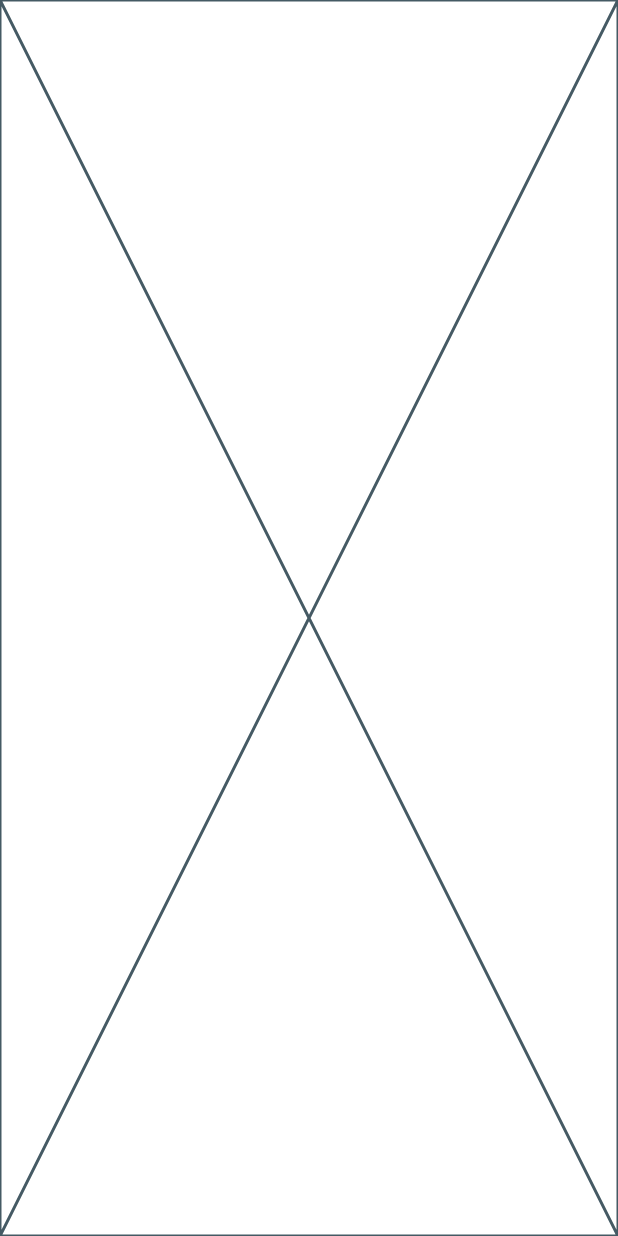
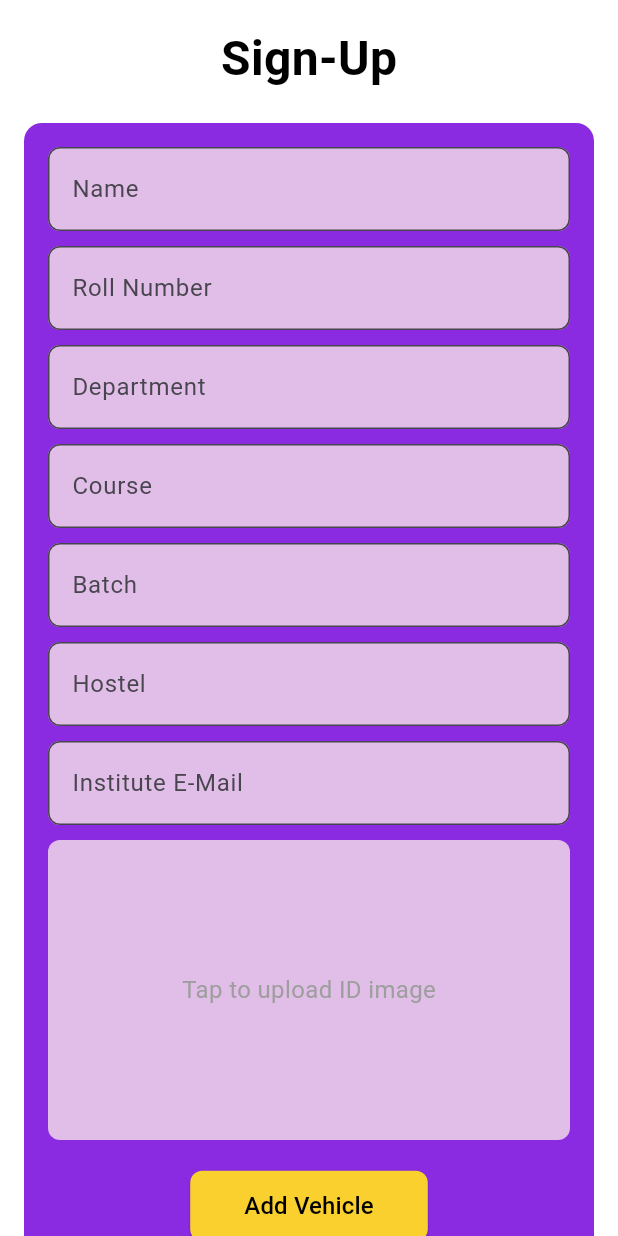
Before and after one commit to COPS-IITBHU/Digital-Entry-System, a Flutter app: the screen it shows after launch, on a phone screen of 412 x 824 dp. Run offline on Flutter 3.47's test engine with Material 3 defaults, Android fonts, the phone set to English and light mode, and no system bars; our stand-ins replace image_picker.

Commit message:
completed 2 models and few pages

```diff
--- /dev/null
+++ b/client/lib/Models/logs.dart
@@ -0,0 +1,31 @@
+class Log {
+  final int id;
+  final String date;
+  final String time;
+  final String location;
+
+  Log({
+    required this.id,
+    required this.date,
+    required this.time,
+    required this.location,
+  });
+
+  factory Log.fromJson(Map<String, dynamic> json) {
+    return Log(
+      id: json['id'],
+      date: json['date'],
+      time: json['time'],
+      location: json['location'],
+    );
+  }
+
+  Map<String, dynamic> toJson() {
+    return {
+      'id': id,
+      'date': date,
+      'time': time,
+      'location': location,
+    };
+  }
+}
--- a/client/lib/Models/student.dart
+++ b/client/lib/Models/student.dart
@@ -0,0 +1,57 @@
+import "package:client/Models/logs.dart";
+class Student {
+  final int id;
+  final String name;
+  final int age;
+  final String department;
+  final String course;
+  final int year;
+  final List<Log> logs;
+  final List<String> vehicles;
+  final String imageUrl;
+
+  Student({
+    required this.id,
+    required this.name,
+    required this.age,
+    required this.department,
+    required this.course,
+    required this.year,
+    required this.logs,
+    required this.vehicles,
+    required this.imageUrl,
+  });
+
+  factory Student.fromJson(Map<String, dynamic> json) {
+    var logList = json['logs'] as List;
+    List<Log> logs = logList.map((log) => Log.fromJson(log)).toList();
+
+    var vehicleList = List<String>.from(json['vehicles']);
+
+    return Student(
+      id: json['id'],
+      name: json['name'],
+      age: json['age'],
+      department: json['Department'],
+      course: json['Course'],
+      year: json['Year'],
+      logs: logs,
+      vehicles: vehicleList,
+      imageUrl: json['imageUrl'],
+    );
+  }
+
+  Map<String, dynamic> toJson() {
+    return {
+      'id': id,
+      'name': name,
+      'age': age,
+      'Department': department,
+      'Course': course,
+      'Year': year,
+      'logs': logs.map((log) => log.toJson()).toList(),
+      'vehicles': vehicles,
+      'imageUrl': imageUrl,
+    };
+  }
+}
--- a/client/lib/Screens/signup.dart
+++ b/client/lib/Screens/signup.dart
@@ -0,0 +1,170 @@
+import 'package:flutter/material.dart';
+import 'package:image_picker/image_picker.dart';
+import 'dart:io'; // For working with image files
+
+class SignUpPage extends StatefulWidget {
+  const SignUpPage({super.key});
+
+  @override
+  _SignUpPageState createState() => _SignUpPageState();
+  //TODO: Resolve this while setting up API
+}
+
+class _SignUpPageState extends State<SignUpPage> {
+  File? _selectedImage; // For storing the selected image
+
+  // Function to pick an image using ImagePicker
+  Future<void> _pickImage() async {
+    final picker = ImagePicker();
+    final pickedFile = await picker.pickImage(source: ImageSource.gallery);
+
+    if (pickedFile != null) {
+      setState(() {
+        _selectedImage = File(pickedFile.path);
+      });
+    }
+  }
+
+  @override
+  Widget build(BuildContext context) {
+    return MaterialApp(
+      home: Scaffold(
+        backgroundColor: Colors.white,
+        body: Center(
+          child: SingleChildScrollView(
+            child: Padding(
+              padding: const EdgeInsets.all(16.0),
+              child: Column(
+                mainAxisAlignment: MainAxisAlignment.center,
+                children: [
+                  const Text(
+                    'Sign-Up',
+                    style: TextStyle(
+                      fontSize: 32,
+                      fontWeight: FontWeight.bold,
+                      color: Colors.black,
+                    ),
+                  ),
+                  const SizedBox(height: 20),
+                  Container(
+                    padding: const EdgeInsets.all(16.0),
+                    decoration: BoxDecoration(
+                      color: const Color(0xFF8A2BE2), // Purple background
+                      borderRadius: BorderRadius.circular(12),
+                    ),
+                    child: Column(
+                      children: [
+                        const CustomTextField(label: 'Name'),
+                        const SizedBox(height: 10),
+                        const CustomTextField(label: 'Roll Number'),
+                        const SizedBox(height: 10),
+                        const CustomTextField(label: 'Department'),
+                        const SizedBox(height: 10),
+                        const CustomTextField(label: 'Course'),
+                        const SizedBox(height: 10),
+                        const CustomTextField(label: 'Batch'),
+                        const SizedBox(height: 10),
+                        const CustomTextField(label: 'Hostel'),
+                        const SizedBox(height: 10),
+                        const CustomTextField(label: 'Institute E-Mail'),
+                        const SizedBox(height: 10),
+
+                        // Image upload section
+                        GestureDetector(
+                          onTap: _pickImage,
+                          child: Container(
+                            width: double.infinity,
+                            height: 200,
+                            decoration: BoxDecoration(
+                              color: Colors.purple.shade100,
+                              borderRadius: BorderRadius.circular(8),
+                            ),
+                            child: _selectedImage != null
+                                ? Image.file(
+                                    _selectedImage!,
+                                    fit: BoxFit.cover,
+                                  )
+                                : const Center(
+                                    child: Text(
+                                      'Tap to upload ID image',
+                                      style: TextStyle(
+                                        fontSize: 16,
+                                        color: Colors.grey,
+                                      ),
+                                    ),
+                                  ),
+                          ),
+                        ),
+
+                        const SizedBox(height: 20),
+                        ElevatedButton(
+                          onPressed: () {},
+                          //TODO: Implement the add vehicle functionality
+                          style: ElevatedButton.styleFrom(
+                            backgroundColor:
+                                const Color(0xFFFAD02E), // Yellow button color
+                            shape: RoundedRectangleBorder(
+                              borderRadius: BorderRadius.circular(8),
+                            ),
+                          ),
+                          child: const Padding(
+                            padding: EdgeInsets.all(12.0),
+                            child: Text(
+                              'Add Vehicle',
+                              style: TextStyle(
+                                fontSize: 16,
+                                color: Colors.black,
+                              ),
+                            ),
+                          ),
+                        ),
+                      ],
+                    ),
+                  ),
+                  const SizedBox(height: 20),
+                  ElevatedButton(
+                    onPressed: () {
+                      //TODO: Implement the sign-up functionality
+                    },
+                    style: ElevatedButton.styleFrom(
+                      backgroundColor: Colors.purple.shade900,
+                      shape: RoundedRectangleBorder(
+                        borderRadius: BorderRadius.circular(20),
+                      ),
+                      padding: const EdgeInsets.symmetric(
+                          horizontal: 40, vertical: 15),
+                    ),
+                    child: const Text(
+                      'Sign-Up',
+                      style: TextStyle(fontSize: 18, color: Colors.white),
+                    ),
+                  ),
+                ],
+              ),
+            ),
+          ),
+        ),
+      ),
+    );
+  }
+}
+
+class CustomTextField extends StatelessWidget {
+  final String label;
+
+  const CustomTextField({super.key, required this.label});
+
+  @override
+  Widget build(BuildContext context) {
+    return TextFormField(
+      decoration: InputDecoration(
+        labelText: label,
+        filled: true,
+        fillColor: Colors.purple.shade100,
+        border: OutlineInputBorder(
+          borderRadius: BorderRadius.circular(8),
+        ),
+      ),
+    );
+  }
+}
--- a/client/lib/main.dart
+++ b/client/lib/main.dart
@@ -1,3 +1,4 @@
+import 'package:client/Screens/signup.dart';
 import 'package:flutter/material.dart';
 
 void main() {
@@ -31,7 +32,7 @@ class MyApp extends StatelessWidget {
         colorScheme: ColorScheme.fromSeed(seedColor: Colors.deepPurple),
         useMaterial3: true,
       ),
-      home: const Placeholder(),
+      home: const SignUpPage(),
     );
   }
 }
```
Also changed, not shown: client/lib/Screens/log_screen.dart (+68 -0 lines), client/lib/Screens/proctor_home_screen.dart (+174 -0 lines), client/lib/Screens/student_home_screen.dart (+174 -0 lines), client/pubspec.yaml (+6 -2 lines), client/lib/Assets/iit_logo_original.png (added), client/lib/Widgets/qr_generation.dart (added), client/pubspec.lock, 5 other files.
